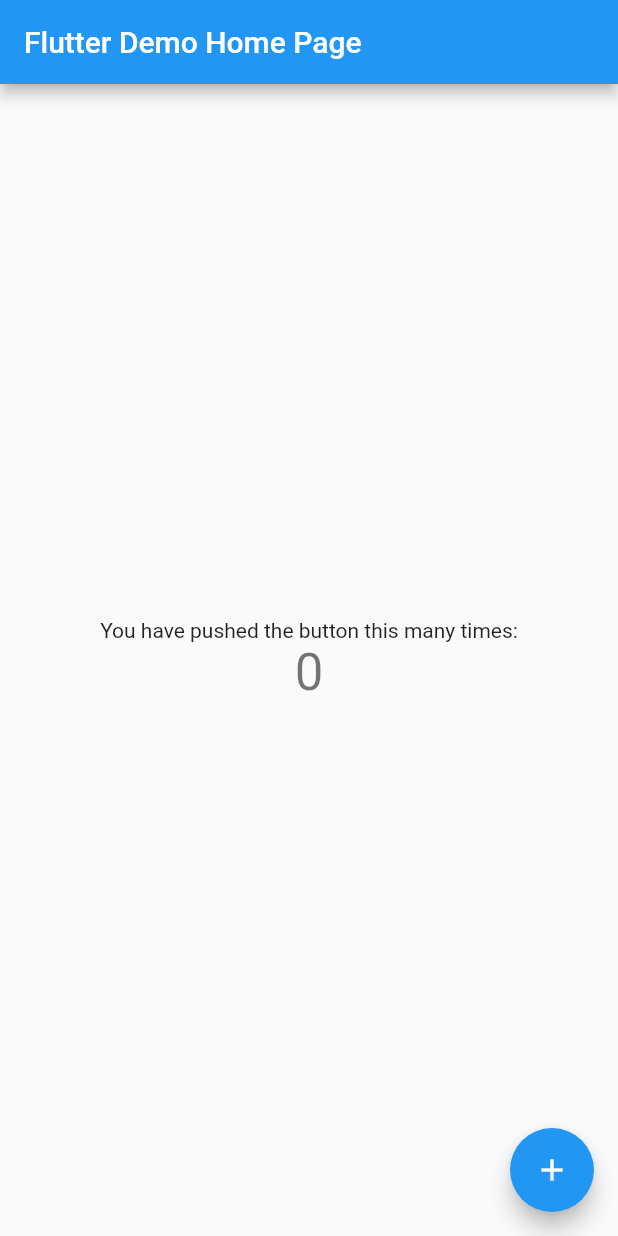
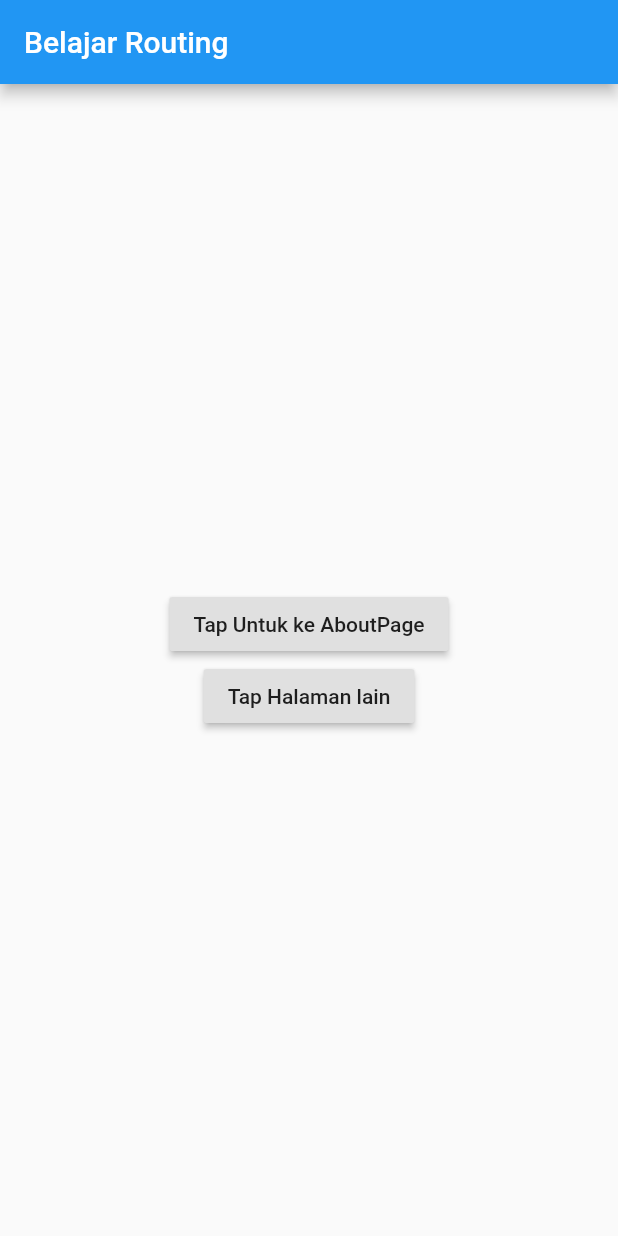
Before and after one commit to adamzulhamsyah/191011400475_AdamZulhamsyah_flutter_github, a Flutter app: the screen it shows after launch, on a phone screen of 412 x 824 dp. Run offline on Flutter 3.47's test engine with Material 2 defaults, Android fonts, the light colour scheme and no system bars.

Commit message:
menambahkan screen dan routes

```diff
--- a/lib/main.dart
+++ b/lib/main.dart
@@ -1,115 +1,8 @@
 import 'package:flutter/material.dart';
+import 'package:project_191011400475_adamzulhamsyah_flutter_github/routes.dart';
 
 void main() {
-  runApp(const MyApp());
+  runApp(MaterialApp(
+    onGenerateRoute: RouteGenerator.generateRoute,
+  ));
 }
-
-class MyApp extends StatelessWidget {
-  const MyApp({Key? key}) : super(key: key);
-
-  // This widget is the root of your application.
-  @override
-  Widget build(BuildContext context) {
-    return MaterialApp(
-      title: 'Flutter Demo',
-      theme: ThemeData(
-        // This is the theme of your application.
-        //
-        // Try running your application with "flutter run". You'll see the
-        // application has a blue toolbar. Then, without quitting the app, try
-        // changing the primarySwatch below to Colors.green and then invoke
-        // "hot reload" (press "r" in the console where you ran "flutter run",
-        // or simply save your changes to "hot reload" in a Flutter IDE).
-        // Notice that the counter didn't reset back to zero; the application
-        // is not restarted.
-        primarySwatch: Colors.blue,
-      ),
-      home: const MyHomePage(title: 'Flutter Demo Home Page'),
-    );
-  }
-}
-
-class MyHomePage extends StatefulWidget {
-  const MyHomePage({Key? key, required this.title}) : super(key: key);
-
-  // This widget is the home page of your application. It is stateful, meaning
-  // that it has a State object (defined below) that contains fields that affect
-  // how it looks.
-
-  // This class is the configuration for the state. It holds the values (in this
-  // case the title) provided by the parent (in this case the App widget) and
-  // used by the build method of the State. Fields in a Widget subclass are
-  // always marked "final".
-
-  final String title;
-
-  @override
-  State<MyHomePage> createState() => _MyHomePageState();
-}
-
-class _MyHomePageState extends State<MyHomePage> {
-  int _counter = 0;
-
-  void _incrementCounter() {
-    setState(() {
-      // This call to setState tells the Flutter framework that something has
-      // changed in this State, which causes it to rerun the build method below
-      // so that the display can reflect the updated values. If we changed
-      // _counter without calling setState(), then the build method would not be
-      // called again, and so nothing would appear to happen.
-      _counter++;
-    });
-  }
-
-  @override
-  Widget build(BuildContext context) {
-    // This method is rerun every time setState is called, for instance as done
-    // by the _incrementCounter method above.
-    //
-    // The Flutter framework has been optimized to make rerunning build methods
-    // fast, so that you can just rebuild anything that needs updating rather
-    // than having to individually change instances of widgets.
-    return Scaffold(
-      appBar: AppBar(
-        // Here we take the value from the MyHomePage object that was created by
-        // the App.build method, and use it to set our appbar title.
-        title: Text(widget.title),
-      ),
-      body: Center(
-        // Center is a layout widget. It takes a single child and positions it
-        // in the middle of the parent.
-        child: Column(
-          // Column is also a layout widget. It takes a list of children and
-          // arranges them vertically. By default, it sizes itself to fit its
-          // children horizontally, and tries to be as tall as its parent.
-          //
-          // Invoke "debug painting" (press "p" in the console, choose the
-          // "Toggle Debug Paint" action from the Flutter Inspector in Android
-          // Studio, or the "Toggle Debug Paint" command in Visual Studio Code)
-          // to see the wireframe for each widget.
-          //
-          // Column has various properties to control how it sizes itself and
-          // how it positions its children. Here we use mainAxisAlignment to
-          // center the children vertically; the main axis here is the vertical
-          // axis because Columns are vertical (the cross axis would be
-          // horizontal).
-          mainAxisAlignment: MainAxisAlignment.center,
-          children: <Widget>[
-            const Text(
-              'You have pushed the button this many times:',
-            ),
-            Text(
-              '$_counter',
-              style: Theme.of(context).textTheme.headline4,
-            ),
-          ],
-        ),
-      ),
-      floatingActionButton: FloatingActionButton(
-        onPressed: _incrementCounter,
-        tooltip: 'Increment',
-        child: const Icon(Icons.add),
-      ), // This trailing comma makes auto-formatting nicer for build methods.
-    );
-  }
-}
--- /dev/null
+++ b/lib/screen.dart
@@ -0,0 +1,50 @@
+import 'package:flutter/material.dart';
+
+class HomePage extends StatelessWidget {
+  @override
+  Widget build(BuildContext context) {
+    return Scaffold(
+      appBar: AppBar(
+        title: Text('Belajar Routing'),
+      ),
+      body: Center(
+        child: Column(
+          mainAxisAlignment: MainAxisAlignment.center,
+          children: [
+            RaisedButton(
+              onPressed: () {
+                Navigator.pushNamed(context, '/about');
+              },
+              child: Text('Tap Untuk ke AboutPage'),
+            ),
+            RaisedButton(
+              onPressed: () {
+                Navigator.pushNamed(context, '/halaman-404');
+              },
+              child: Text('Tap Halaman lain'),
+            ),
+          ],
+        ),
+      ),
+    );
+  }
+}
+
+class AboutPage extends StatelessWidget {
+  @override
+  Widget build(BuildContext context) {
+    return Scaffold(
+      appBar: AppBar(
+        title: Text('Tentang Aplikasi'),
+      ),
+      body: Center(
+        child: RaisedButton(
+          onPressed: () {
+            Navigator.pop(context);
+          },
+          child: Text('Kembali'),
+        ),
+      ),
+    );
+  }
+}
```
Also changed, not shown: lib/routes.dart (added, +27 -0 lines).
